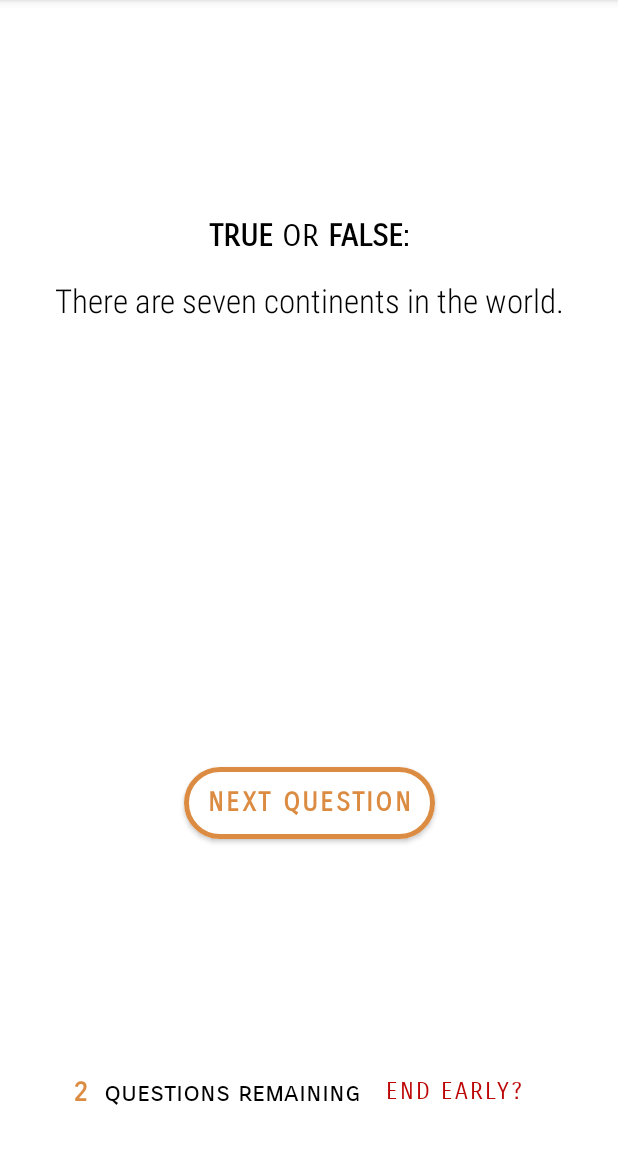
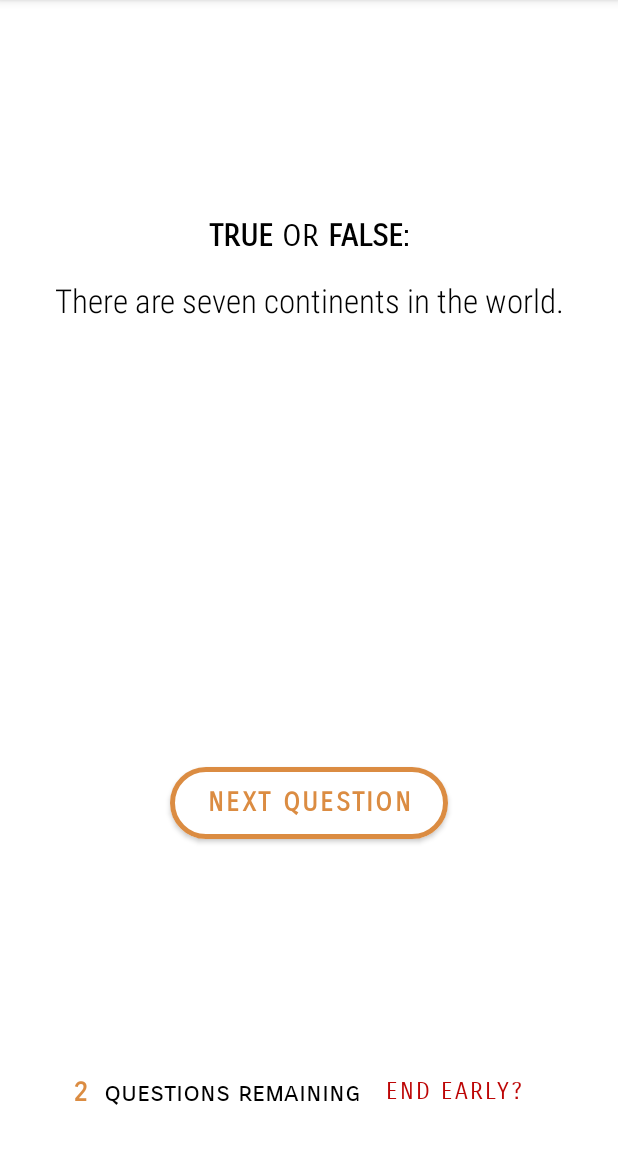
Before and after one commit to kkirsteinhansen/AndroidSimpleQuiz, an Android app: the QuizFragment screen opened through its navigation route, after a tap on "NEXT QUESTION", on a phone screen of 412 x 824 dp, the part 84-1236 px from its top. Run offline under Robolectric (Android 15) with nearby library versions, the phone set to English and light mode, and no system bars.

Commit message:
remove redundant methods and update layout

```diff
--- a/app/src/main/java/dk/itu/simplequiz/MainMenuFragment.java
+++ b/app/src/main/java/dk/itu/simplequiz/MainMenuFragment.java
@@ -5,7 +5,6 @@ import androidx.annotation.Nullable;
 import androidx.fragment.app.Fragment;
 import androidx.navigation.Navigation;
 
-import android.content.Intent;
 import android.os.Bundle;
 import android.view.LayoutInflater;
 import android.view.View;
@@ -46,6 +45,11 @@ public class MainMenuFragment extends Fragment {
                 if (listOfQuestions.isEmpty()) {  // Cannot start quiz if there are no questions
                     Message.show(getActivity(), Message.NO_QUESTIONS);
                     return; }
+
+                // This is needed in case the user has returned
+                // to the main menu from an unfinished quiz
+                Player.clearAll();
+
                 Navigation.findNavController(view)
                         .navigate(R.id.action_mainMenuFragment_to_playerFragment); }
         });
--- a/app/src/main/java/dk/itu/simplequiz/Player.java
+++ b/app/src/main/java/dk/itu/simplequiz/Player.java
@@ -99,6 +99,10 @@ public class Player extends ViewModel implements Comparable<Player> {
         } return true;
     }
 
+    public static void clearAll() {
+        if (listOfPlayers != null) listOfPlayers.clear();
+    }
+
     /**
      * This method creates a string with a message congratulating the winner(s).
      * The message differs depending on the number of winners and losers.
@@ -114,7 +118,7 @@ public class Player extends ViewModel implements Comparable<Player> {
         for (int i = 1; i < ranked.size(); i++) {
             if (ranked.get(i).getScore() == highestScore) numOfWinners++; }
 
-        String congrats = "Congratulations, ";
+        String congrats = "Congratulations,\n";
 
         switch (numOfWinners) {
             case 1: return congrats + ranked.get(0).getName() + "!";
--- a/app/src/main/java/dk/itu/simplequiz/QuizFragment.java
+++ b/app/src/main/java/dk/itu/simplequiz/QuizFragment.java
@@ -125,9 +125,6 @@ public class QuizFragment extends Fragment {
                     Message.show(context, Message.MISSING_ANSWER);
                     return; }
                 checkAnswers();
-                if (secondToLastQuestion()) {
-                    nextQuestionButton.setVisibility(View.GONE);
-                    getResultsButton.setVisibility(View.VISIBLE); }
                 getNextQuestion(); }
         });
 
@@ -182,9 +179,6 @@ public class QuizFragment extends Fragment {
         if (index == listOfQuestions.size()-1) {
             nextQuestionButton.setVisibility(View.GONE);
             getResultsButton.setVisibility(View.VISIBLE);
-            endEarlyButton.setVisibility(View.INVISIBLE);
-            remainingNum.setVisibility(View.INVISIBLE);
-            remainingString.setVisibility(View.INVISIBLE);
         }
     }
 
@@ -196,10 +190,6 @@ public class QuizFragment extends Fragment {
     private String getRemainingString() {
         if (listOfQuestions.size()-1-index > 1) return "  questions remaining";
         return "  question remaining";
-    }
-
-    private boolean secondToLastQuestion() {
-        return index == listOfQuestions.size()-2;
     }
 
     /**
--- a/app/src/main/java/dk/itu/simplequiz/ResultsFragment.java
+++ b/app/src/main/java/dk/itu/simplequiz/ResultsFragment.java
@@ -99,7 +99,7 @@ public class ResultsFragment extends Fragment {
             rankIcons[playerRanking.size()-1].setImageDrawable(skull);
 
         // Clear list of players to avoid problems when starting a new game
-        Player.getListOfPlayers().clear();
+        Player.clearAll();
 
         // Button
         MaterialButton back = results.findViewById(R.id.back_to_main);
--- a/app/src/main/res/layout/fragment_manage_questions.xml
+++ b/app/src/main/res/layout/fragment_manage_questions.xml
@@ -82,10 +82,11 @@
         android:layout_gravity="center"
         android:layout_marginBottom="70dp"
         android:backgroundTint="@color/white"
+        android:fontFamily="sans-serif-smallcaps"
         android:text="ADD QUESTION"
         android:textColor="@color/orange"
+        android:textSize="16sp"
         android:textStyle="bold"
-        android:textSize="14sp"
         app:cornerRadius="@dimen/button_corner"
         app:strokeColor="@color/orange"
         app:strokeWidth="@dimen/button_stroke" />
--- a/app/src/main/res/layout/fragment_quiz.xml
+++ b/app/src/main/res/layout/fragment_quiz.xml
@@ -374,7 +374,7 @@
 
     <com.google.android.material.button.MaterialButton
         android:id="@+id/next_question"
-        android:layout_width="wrap_content"
+        android:layout_width="185dp"
         android:layout_height="@dimen/button_height"
         android:layout_marginTop="20dp"
         android:backgroundTint="@color/white"
@@ -392,7 +392,7 @@
 
     <com.google.android.material.button.MaterialButton
         android:id="@+id/finish"
-        android:layout_width="wrap_content"
+        android:layout_width="185dp"
         android:layout_height="@dimen/button_height"
         android:layout_marginTop="20dp"
         android:backgroundTint="@color/orange"
--- a/app/src/main/res/layout/fragment_results.xml
+++ b/app/src/main/res/layout/fragment_results.xml
@@ -52,7 +52,6 @@
         android:gravity="center"
         android:textColor="@color/black"
         android:textSize="22sp"
-        android:textStyle="bold"
         app:layout_constraintBottom_toTopOf="@+id/guideline_list_top"
         app:layout_constraintEnd_toEndOf="parent"
         app:layout_constraintHorizontal_bias="0.5"
--- a/app/src/main/res/values/strings.xml
+++ b/app/src/main/res/values/strings.xml
@@ -9,7 +9,9 @@
     <string
         name="player_desc"><font color="#000">Write the names of up to</font>
         <b><font color="#db8c42">4</font></b>
-        <font color="#000">players.</font></string>
+        <font color="#000">players.</font>
+        <font color="#000">\nChoose whichever avatar you\'d like!</font>
+    </string>
 
     <string
         name="question_desc"><font color="#000">
```
